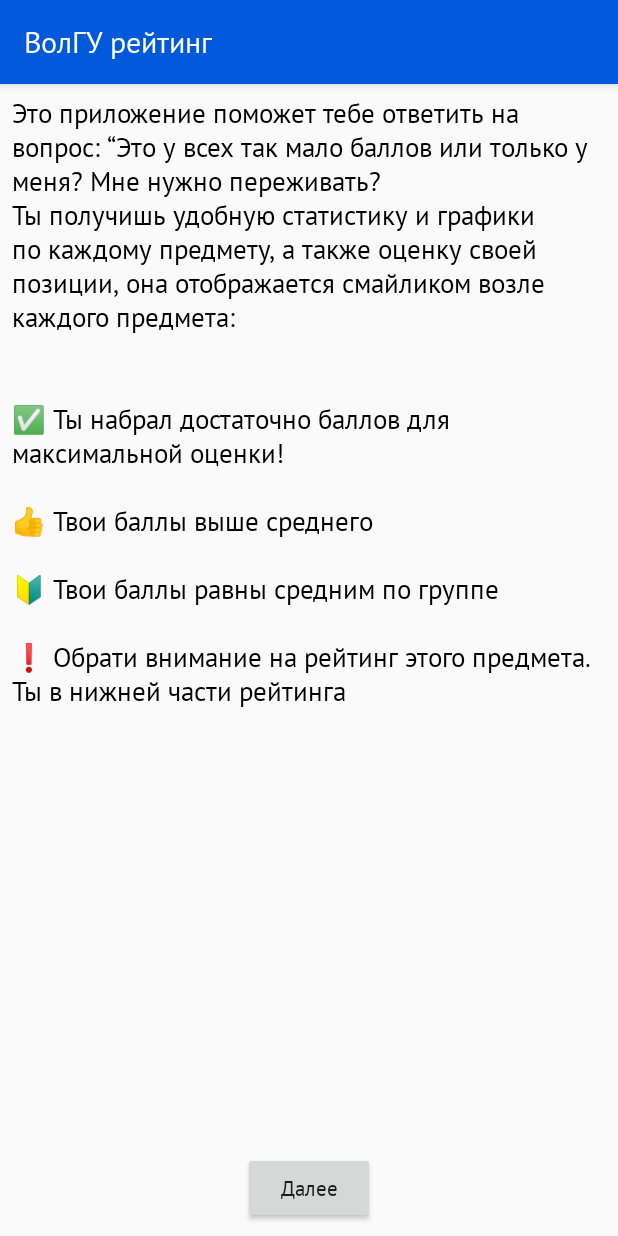
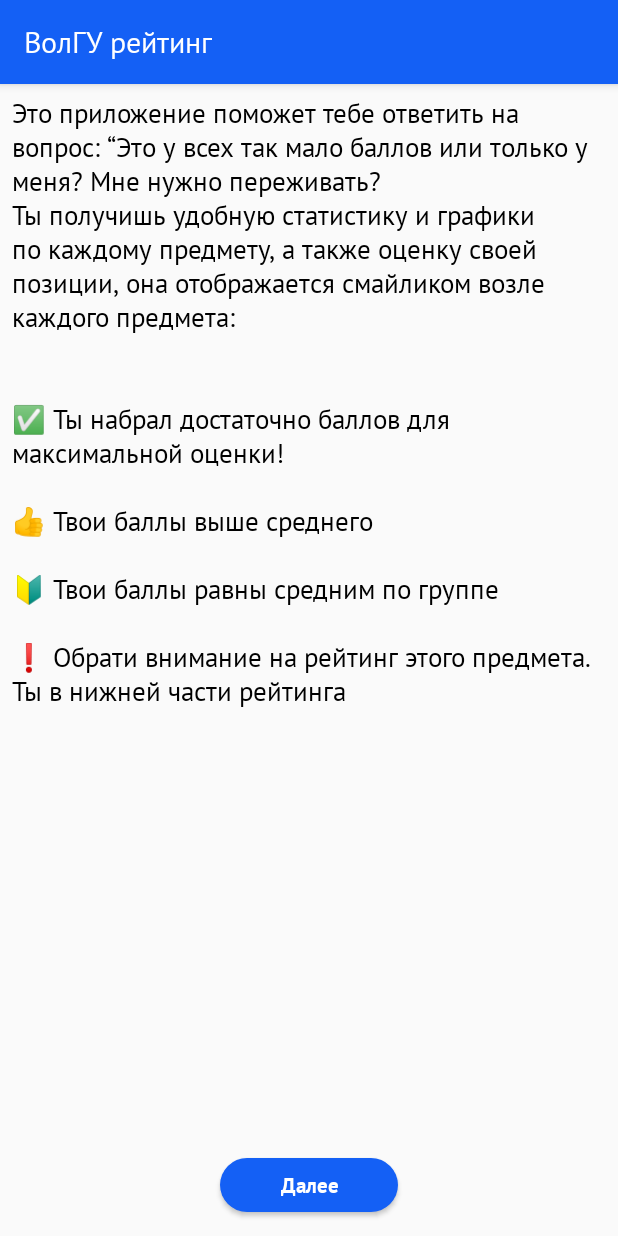
Before and after one commit to DVegasa/volsuRating, an Android app: the screen it shows after launch (MainActivity), on a phone screen of 412 x 824 dp. Run offline under Robolectric (Android 15) with nearby library versions, the phone set to English and light mode, and no system bars.

Commit message:
[+] Basic style
Took 22 minutes

```diff
--- /dev/null
+++ b/app/src/main/res/drawable/bg_button_small.xml
@@ -0,0 +1,37 @@
+<?xml version="1.0" encoding="utf-8"?>
+<selector xmlns:android="http://schemas.android.com/apk/res/android">
+
+    <item android:state_enabled="false">
+        <shape android:shape="rectangle">
+            <corners android:radius="50dp" />
+            <solid android:color="@color/colorButtonSmallDisabled" />
+            <padding android:bottom="2dp"
+                    android:left="40dp"
+                    android:right="40dp"
+                    android:top="2dp" />
+        </shape>
+    </item>
+
+    <item android:state_pressed="true">
+        <shape android:shape="rectangle">
+            <corners android:radius="50dp" />
+            <solid android:color="@color/colorButtonSmallPressed" />
+            <padding android:bottom="2dp"
+                    android:left="40dp"
+                    android:right="40dp"
+                    android:top="2dp" />
+        </shape>
+    </item>
+
+    <item>
+        <shape android:shape="rectangle">
+            <corners android:radius="50dp" />
+            <solid android:color="@color/colorButtonSmallNormal" />
+            <padding android:bottom="2dp"
+                    android:left="40dp"
+                    android:right="40dp"
+                    android:top="2dp" />
+        </shape>
+    </item>
+
+</selector>
--- a/app/src/main/res/layout/activity_main.xml
+++ b/app/src/main/res/layout/activity_main.xml
@@ -26,6 +26,6 @@
             app:layout_constraintBottom_toBottomOf="parent"
             app:layout_constraintEnd_toEndOf="parent"
             app:layout_constraintStart_toStartOf="parent"
-            android:layout_margin="8dp"
+            android:layout_margin="16dp"
             android:text="@string/welcome_btnNext"/>
 </androidx.constraintlayout.widget.ConstraintLayout>
--- a/app/src/main/res/layout/fragment_zachetka_picker.xml
+++ b/app/src/main/res/layout/fragment_zachetka_picker.xml
@@ -21,6 +21,6 @@
             style="@style/AppTheme.ButtonSmall"
             android:text="Confirm"
             android:layout_gravity="bottom|center_horizontal"
-            android:layout_margin="12dp"/>
+            android:layout_margin="16dp"/>
 
 </FrameLayout>
--- a/app/src/main/res/values/colors.xml
+++ b/app/src/main/res/values/colors.xml
@@ -1,8 +1,14 @@
 <?xml version="1.0" encoding="utf-8"?>
 <resources>
-    <color name="colorPrimary">#0058DB</color>
-    <color name="colorPrimaryDark">#094AAD</color>
+    <color name="colorPrimary">#1460F5</color>
+    <color name="colorPrimaryDark">#104FCC</color>
     <color name="colorAccent">#D81B60</color>
 
-    <color name="colorBackground">#FFFFFf</color>
+    <color name="colorBackground">#FFF</color>
+
+    <color name="colorButtonSmallNormal">@color/colorPrimary</color>
+    <color name="colorButtonSmallPressed">@color/colorPrimaryDark</color>
+    <color name="colorButtonSmallDisabled">#540058DB</color>
+    <color name="colorButtonSmallText">#FFF</color>
+
 </resources>
--- a/app/src/main/res/values/styles.xml
+++ b/app/src/main/res/values/styles.xml
@@ -12,7 +12,12 @@
     </style>
 
     <style name="AppTheme.ButtonSmall">
-
+        <item name="android:fontFamily">@font/ptsans_bold</item>
+        <item name="android:background">@drawable/bg_button_small</item>
+        <item name="android:textColor">@color/colorButtonSmallText</item>
+        <item name="android:textAllCaps">false</item>
+        <item name="android:minHeight">36dip</item>
+        <item name="android:minWidth">24dip</item>
     </style>
 
 </resources>
```
Also changed, not shown: app/src/main/res/font/ptsans_bold.ttf (added).
